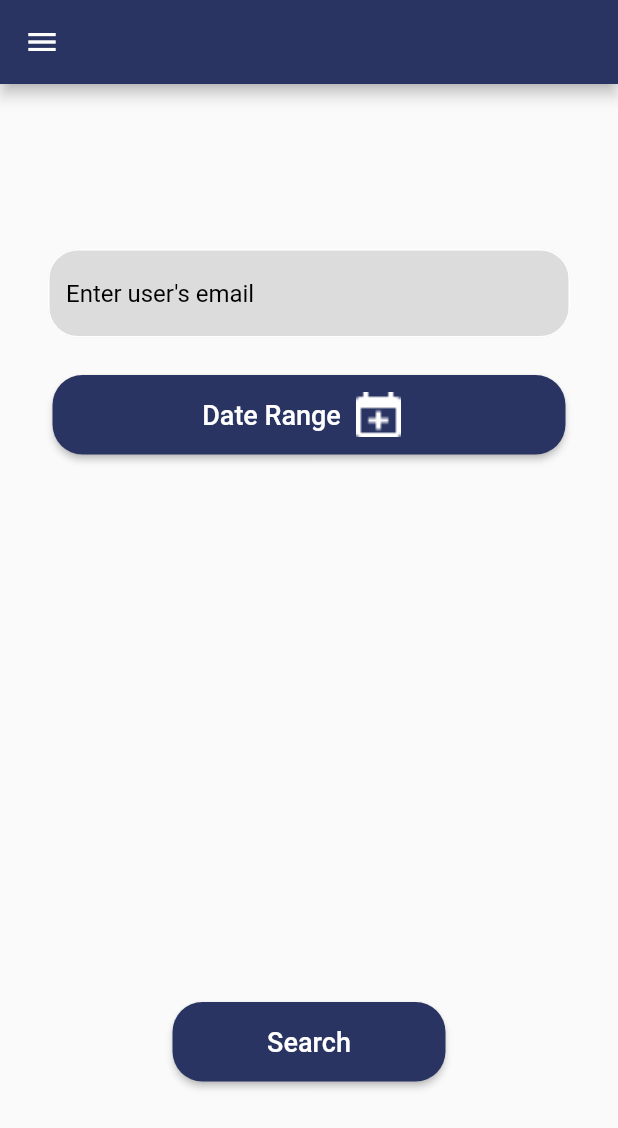
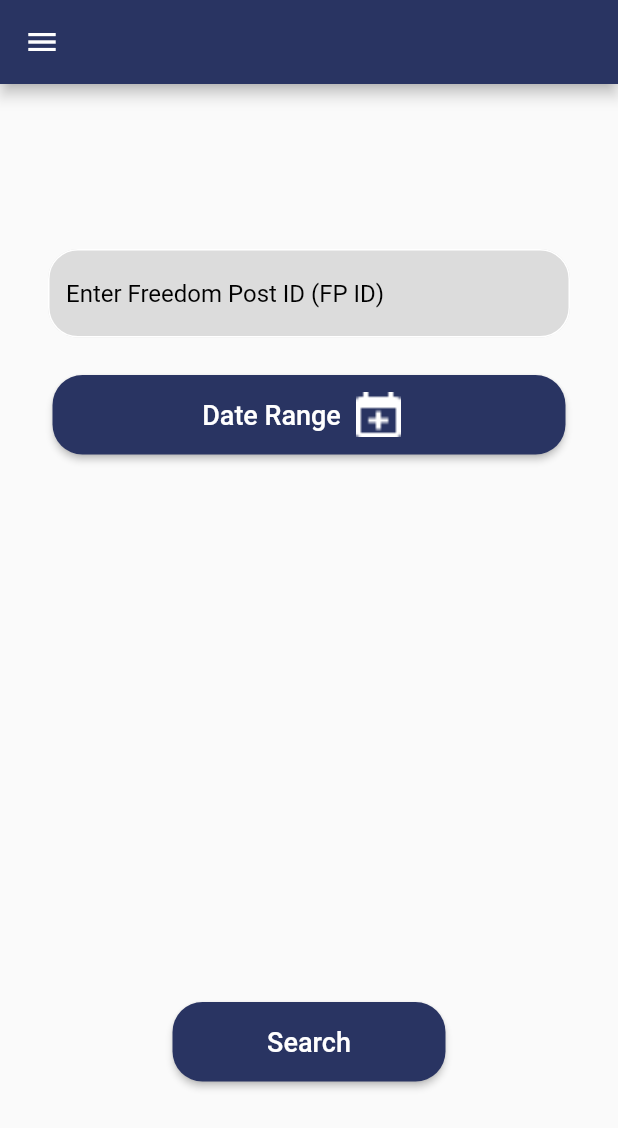
Before and after one commit to CEOSI-Flutter-Team/ceosi-app, a Flutter app: the PieChartSearchScreen screen opened by its route, on a phone screen of 412 x 824 dp. Shown: the top 1128 px of the screen. Run offline on Flutter 3.47's test engine with Material 2 defaults, Android fonts, the phone set to English and light mode, and no system bars; our stand-ins replace flutter_riverpod, font_awesome_flutter, google_fonts, image_picker, pie_chart, share_plus and 1 more; missing offline and left inert: markdown_widget; Roboto replaces fonts that are missing (Aleo).

```diff
--- a/lib/screens/ceosi_freedomwall/piechart_search_screen.dart
+++ b/lib/screens/ceosi_freedomwall/piechart_search_screen.dart
@@ -75,7 +75,7 @@ class _PieChartSearchScreenState extends State<PieChartSearchScreen> {
                   child: TextformfieldWidget(
                     floatingLabelBehavior: FloatingLabelBehavior.always,
                     maxLines: 1,
-                    hintText: 'Enter user\'s email',
+                    hintText: 'Enter Freedom Post ID (FP ID)',
                     radius: 20,
                     isObscure: false,
                     textFieldController: _searcheduserController,
```
